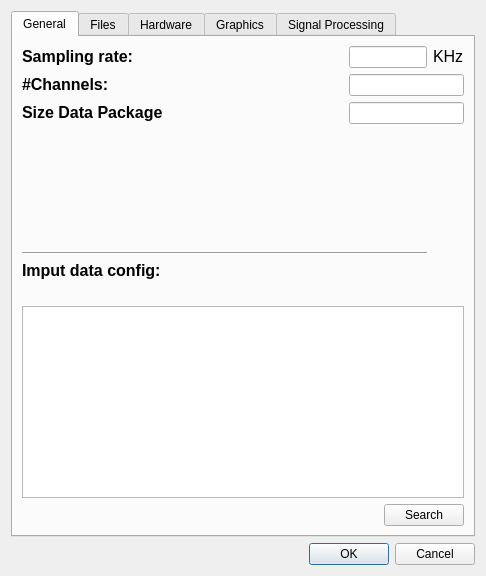
Before: the Qt Designer form Graphics/bciui_config.ui in IIBM/bci, drawn with Qt 5.
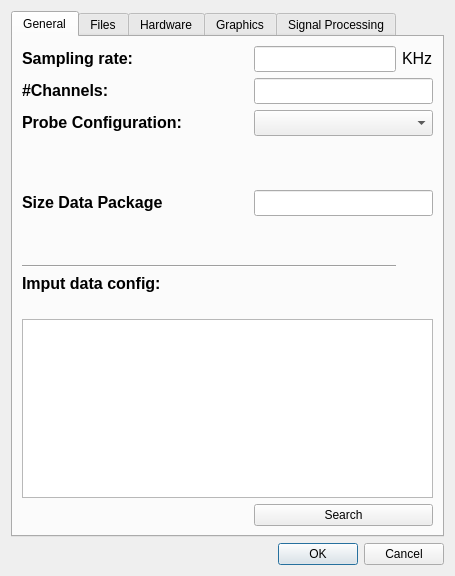
After: the same form once the commit is applied. Icons and pictures are not drawn. Custom widgets are drawn as their Qt base class.

What changed in the file:
```diff
--- a/Graphics/bciui_config.ui
+++ b/Graphics/bciui_config.ui
@@ -6,7 +6,7 @@
    <rect>
     <x>0</x>
     <y>0</y>
-    <width>486</width>
+    <width>455</width>
     <height>576</height>
    </rect>
   </property>
@@ -88,16 +88,24 @@
          <property name="orientation">
           <enum>Qt::Horizontal</enum>
          </property>
+         <property name="sizeType">
+          <enum>QSizePolicy::Minimum</enum>
+         </property>
          <property name="sizeHint" stdset="0">
           <size>
-           <width>40</width>
-           <height>20</height>
+           <width>10</width>
+           <height>10</height>
           </size>
          </property>
         </spacer>
        </item>
-       <item row="0" column="4" colspan="2">
+       <item row="0" column="3">
         <widget class="QLineEdit" name="fs_line">
+         <property name="font">
+          <font>
+           <pointsize>11</pointsize>
+          </font>
+         </property>
          <property name="text">
           <string/>
          </property>
@@ -106,7 +114,7 @@
          </property>
         </widget>
        </item>
-       <item row="0" column="6">
+       <item row="0" column="4">
         <widget class="QLabel" name="label_14">
          <property name="text">
           <string>&lt;html&gt;&lt;head/&gt;&lt;body&gt;&lt;p&gt;&lt;span style=&quot; font-size:12pt;&quot;&gt;KHz&lt;/span&gt;&lt;/p&gt;&lt;/body&gt;&lt;/html&gt;</string>
@@ -125,16 +133,24 @@
          <property name="orientation">
           <enum>Qt::Horizontal</enum>
          </property>
+         <property name="sizeType">
+          <enum>QSizePolicy::Minimum</enum>
+         </property>
          <property name="sizeHint" stdset="0">
           <size>
-           <width>142</width>
-           <height>20</height>
+           <width>10</width>
+           <height>10</height>
           </size>
          </property>
         </spacer>
        </item>
-       <item row="1" column="4" colspan="3">
+       <item row="1" column="3" colspan="2">
         <widget class="QLineEdit" name="channels_line">
+         <property name="font">
+          <font>
+           <pointsize>11</pointsize>
+          </font>
+         </property>
          <property name="text">
           <string/>
          </property>
@@ -144,6 +160,46 @@
         </widget>
        </item>
        <item row="2" column="0" colspan="2">
+        <widget class="QLabel" name="label_7">
+         <property name="text">
+          <string>&lt;!DOCTYPE HTML PUBLIC &quot;-//W3C//DTD HTML 4.0//EN&quot; &quot;http://www.w3.org/TR/REC-html40/strict.dtd&quot;&gt;
+&lt;html&gt;&lt;head&gt;&lt;meta name=&quot;qrichtext&quot; content=&quot;1&quot; /&gt;&lt;style type=&quot;text/css&quot;&gt;
+p, li { white-space: pre-wrap; }
+&lt;/style&gt;&lt;/head&gt;&lt;body style=&quot; font-family:'DejaVu Sans'; font-size:9pt; font-weight:400; font-style:normal;&quot;&gt;
+&lt;p style=&quot; margin-top:0px; margin-bottom:0px; margin-left:0px; margin-right:0px; -qt-block-indent:0; text-indent:0px;&quot;&gt;&lt;span style=&quot; font-family:'Cantarell'; font-size:12pt; font-weight:600;&quot;&gt;P&lt;/span&gt;&lt;span style=&quot; font-size:12pt; font-weight:600;&quot;&gt;robe Configuration:&lt;/span&gt;&lt;/p&gt;&lt;/body&gt;&lt;/html&gt;</string>
+         </property>
+        </widget>
+       </item>
+       <item row="2" column="2">
+        <spacer name="horizontalSpacer_8">
+         <property name="orientation">
+          <enum>Qt::Horizontal</enum>
+         </property>
+         <property name="sizeType">
+          <enum>QSizePolicy::Minimum</enum>
+         </property>
+         <property name="sizeHint" stdset="0">
+          <size>
+           <width>10</width>
+           <height>10</height>
+          </size>
+         </property>
+        </spacer>
+       </item>
+       <item row="3" column="3">
+        <spacer name="verticalSpacer_11">
+         <property name="orientation">
+          <enum>Qt::Vertical</enum>
+         </property>
+         <property name="sizeHint" stdset="0">
+          <size>
+           <width>20</width>
+           <height>61</height>
+          </size>
+         </property>
+        </spacer>
+       </item>
+       <item row="4" column="0" colspan="2">
         <widget class="QLabel" name="label_6">
          <property name="text">
           <string>&lt;!DOCTYPE HTML PUBLIC &quot;-//W3C//DTD HTML 4.0//EN&quot; &quot;http://www.w3.org/TR/REC-html40/strict.dtd&quot;&gt;
@@ -154,21 +210,29 @@
          </property>
         </widget>
        </item>
-       <item row="2" column="3">
+       <item row="4" column="2">
         <spacer name="horizontalSpacer_4">
          <property name="orientation">
           <enum>Qt::Horizontal</enum>
          </property>
+         <property name="sizeType">
+          <enum>QSizePolicy::MinimumExpanding</enum>
+         </property>
          <property name="sizeHint" stdset="0">
           <size>
-           <width>96</width>
-           <height>20</height>
+           <width>50</width>
+           <height>10</height>
           </size>
          </property>
         </spacer>
        </item>
-       <item row="2" column="4" colspan="3">
+       <item row="4" column="3" colspan="2">
         <widget class="QLineEdit" name="data_pack_line">
+         <property name="font">
+          <font>
+           <pointsize>11</pointsize>
+          </font>
+         </property>
          <property name="text">
           <string/>
          </property>
@@ -177,52 +241,41 @@
          </property>
         </widget>
        </item>
-       <item row="3" column="4">
-        <spacer name="verticalSpacer_11">
+       <item row="5" column="3">
+        <spacer name="verticalSpacer_12">
          <property name="orientation">
           <enum>Qt::Vertical</enum>
          </property>
          <property name="sizeHint" stdset="0">
           <size>
            <width>20</width>
-           <height>61</height>
+           <height>56</height>
           </size>
          </property>
         </spacer>
        </item>
-       <item row="4" column="0" colspan="6">
+       <item row="6" column="0" colspan="4">
         <widget class="Line" name="line_2">
          <property name="orientation">
           <enum>Qt::Horizontal</enum>
          </property>
         </widget>
        </item>
-       <item row="5" column="0" colspan="2">
+       <item row="7" column="0" colspan="2">
         <widget class="QLabel" name="label_4">
          <property name="text">
           <string>&lt;html&gt;&lt;head/&gt;&lt;body&gt;&lt;p&gt;&lt;span style=&quot; font-size:12pt; font-weight:600;&quot;&gt;Imput data config:&lt;/span&gt;&lt;/p&gt;&lt;/body&gt;&lt;/html&gt;</string>
          </property>
         </widget>
        </item>
-       <item row="6" column="0" colspan="7">
+       <item row="8" column="0">
         <widget class="QLabel" name="format_file_label">
          <property name="text">
           <string/>
          </property>
         </widget>
        </item>
-       <item row="7" column="0" colspan="7">
-        <widget class="QTextBrowser" name="info_text">
-         <property name="html">
-          <string>&lt;!DOCTYPE HTML PUBLIC &quot;-//W3C//DTD HTML 4.0//EN&quot; &quot;http://www.w3.org/TR/REC-html40/strict.dtd&quot;&gt;
-&lt;html&gt;&lt;head&gt;&lt;meta name=&quot;qrichtext&quot; content=&quot;1&quot; /&gt;&lt;style type=&quot;text/css&quot;&gt;
-p, li { white-space: pre-wrap; }
-&lt;/style&gt;&lt;/head&gt;&lt;body style=&quot; font-family:'Cantarell'; font-size:11pt; font-weight:400; font-style:normal;&quot;&gt;
-&lt;p style=&quot;-qt-paragraph-type:empty; margin-top:0px; margin-bottom:0px; margin-left:0px; margin-right:0px; -qt-block-indent:0; text-indent:0px; font-family:'Ubuntu';&quot;&gt;&lt;br /&gt;&lt;/p&gt;&lt;/body&gt;&lt;/html&gt;</string>
-         </property>
-        </widget>
-       </item>
-       <item row="8" column="0" colspan="5">
+       <item row="10" column="0">
         <spacer name="horizontalSpacer_3">
          <property name="orientation">
           <enum>Qt::Horizontal</enum>
@@ -235,11 +288,43 @@
          </property>
         </spacer>
        </item>
-       <item row="8" column="5" colspan="2">
+       <item row="2" column="3" colspan="2">
+        <widget class="ConfigCBX" name="prob_cong_cb">
+         <property name="sizePolicy">
+          <sizepolicy hsizetype="Expanding" vsizetype="Fixed">
+           <horstretch>0</horstretch>
+           <verstretch>0</verstretch>
+          </sizepolicy>
+         </property>
+         <property name="font">
+          <font>
+           <pointsize>11</pointsize>
+          </font>
+         </property>
+        </widget>
+       </item>
+       <item row="9" column="0" colspan="5">
+        <widget class="QTextBrowser" name="info_text">
+         <property name="html">
+          <string>&lt;!DOCTYPE HTML PUBLIC &quot;-//W3C//DTD HTML 4.0//EN&quot; &quot;http://www.w3.org/TR/REC-html40/strict.dtd&quot;&gt;
+&lt;html&gt;&lt;head&gt;&lt;meta name=&quot;qrichtext&quot; content=&quot;1&quot; /&gt;&lt;style type=&quot;text/css&quot;&gt;
+p, li { white-space: pre-wrap; }
+&lt;/style&gt;&lt;/head&gt;&lt;body style=&quot; font-family:'DejaVu Sans'; font-size:9pt; font-weight:400; font-style:normal;&quot;&gt;
+&lt;p style=&quot;-qt-paragraph-type:empty; margin-top:0px; margin-bottom:0px; margin-left:0px; margin-right:0px; -qt-block-indent:0; text-indent:0px; font-family:'Ubuntu'; font-size:11pt;&quot;&gt;&lt;br /&gt;&lt;/p&gt;&lt;/body&gt;&lt;/html&gt;</string>
+         </property>
+        </widget>
+       </item>
+       <item row="10" column="3" colspan="2">
         <widget class="QPushButton" name="load_file_b">
+         <property name="sizePolicy">
+          <sizepolicy hsizetype="MinimumExpanding" vsizetype="MinimumExpanding">
+           <horstretch>0</horstretch>
+           <verstretch>0</verstretch>
+          </sizepolicy>
+         </property>
          <property name="maximumSize">
           <size>
-           <width>90</width>
+           <width>200</width>
            <height>16777215</height>
           </size>
          </property>
@@ -611,6 +696,13 @@
    </item>
   </layout>
  </widget>
+ <customwidgets>
+  <customwidget>
+   <class>ConfigCBX</class>
+   <extends>QComboBox</extends>
+   <header>Graphics/bci_config_editor.h</header>
+  </customwidget>
+ </customwidgets>
  <resources/>
  <connections>
   <connection>
```
